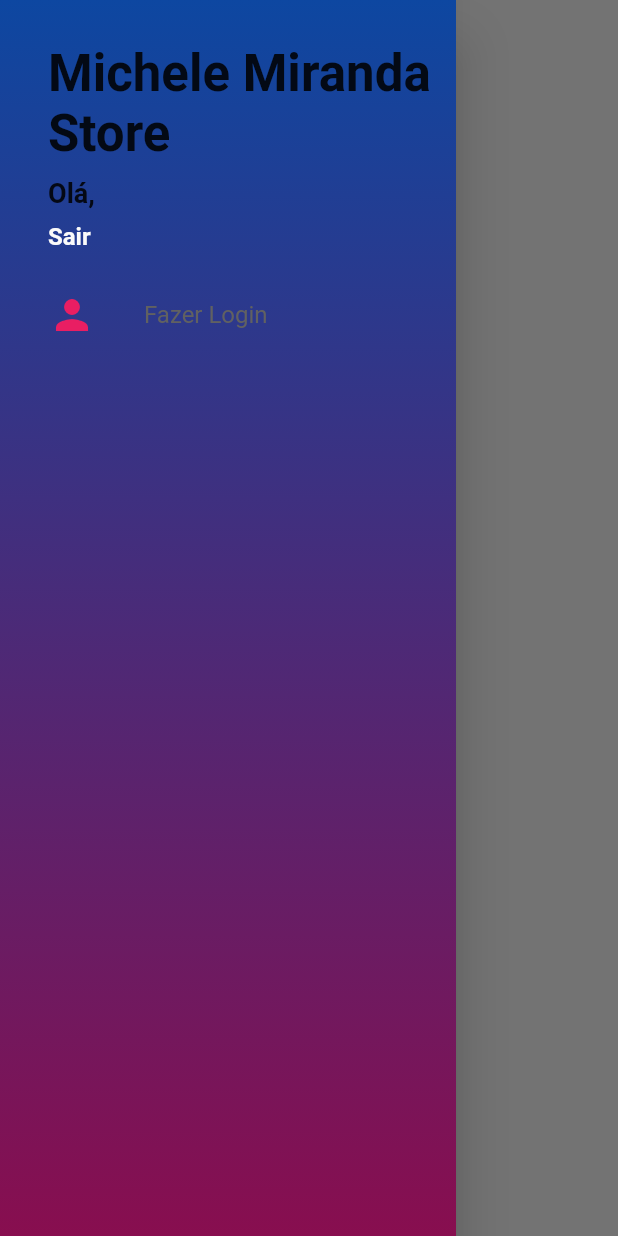
After one commit to Tetano/ajudantetech, a Flutter app: the MenuScreen screen opened directly, in the side drawer, after a tap on "Sair", on a phone screen of 412 x 824 dp. The commit adds this screen. Run offline on Flutter 3.47's test engine with Material 2 defaults, Android fonts, the phone set to English and light mode, and no system bars; our stand-ins replace cloud_firestore, firebase_auth; accounts and stored records are empty; network calls fail.

Commit message:
Erros do Drawer já ajustados.

```diff
--- /dev/null
+++ b/lib/components/drawerComponents/custom_drawer.dart
@@ -0,0 +1,39 @@
+import 'package:ajudantetech/models/user/user_manager.dart';
+import 'package:flutter/material.dart';
+import 'package:provider/provider.dart';
+import 'custom_drawer_header.dart';
+import 'drawertile.dart';
+
+
+class CustomDrawer extends StatelessWidget {
+  @override
+  Widget build(BuildContext context) {
+    return Drawer(
+      child: Stack(
+        children: <Widget>[
+          Container(
+            decoration: BoxDecoration(
+                gradient: LinearGradient(
+                    colors: [Theme.of(context).primaryColor,Theme.of(context).backgroundColor],
+                    begin: Alignment.topCenter,
+                    end: Alignment.bottomCenter
+                )
+            ),
+          ),
+          Consumer<UserManager>(
+              builder: (_,userManager,__){
+            return ListView(
+              children: [
+                CustomDrawerHeader(),
+                !userManager.isLoggedIn ? DrawerTile(page: 2,iconData: Icons.computer, title: "Main Page"):
+                DrawerTile(page: 0, iconData: Icons.person, title: "Fazer Login",),
+              ],
+            );
+            }
+            ),
+
+        ],
+      ),
+    );
+  }
+}
--- /dev/null
+++ b/lib/components/drawerComponents/custom_drawer_header.dart
@@ -0,0 +1,62 @@
+import 'package:ajudantetech/models/user/page_manager.dart';
+import 'package:ajudantetech/models/user/user_manager.dart';
+import 'package:flutter/material.dart';
+import 'package:provider/provider.dart';
+
+
+class CustomDrawerHeader extends StatelessWidget {
+  @override
+  Widget build(BuildContext context) {
+    return Container(
+      padding: const EdgeInsets.fromLTRB(32, 24, 16, 8),
+      height: 180,
+      child: Consumer<UserManager>(
+        builder: (_,userManager, __){
+          return Column(
+            mainAxisAlignment: MainAxisAlignment.spaceAround,
+            crossAxisAlignment: CrossAxisAlignment.start,
+            children: <Widget>[
+              Text('Michele Miranda Store',
+                style: TextStyle(
+                    fontWeight: FontWeight.bold,
+                    fontSize: 34
+                ),
+              ),
+              Text('Olá, ${userManager.user?.name ?? ''}',
+                overflow: TextOverflow.ellipsis, //Limita o nome que será mostrado em tela
+                maxLines: 2,
+                style: TextStyle(
+                  fontSize: 18,
+                  fontWeight: FontWeight.bold,
+                ),
+              ),
+              GestureDetector(
+                onTap: (){
+                  if(userManager.isLoggedIn){
+                    context.read<PageManager>().setPage(0);
+                    userManager.signOut();
+                    //TodoSAIR
+                  }
+                  else {
+                    Navigator.of(context).pushNamed('/login');
+                  }
+
+                },
+                child: Text(
+                  userManager.isLoggedIn
+                      ? 'Sair'
+                      : 'Entre ou Cadastre-se >',
+                  style: TextStyle(
+                    color: Theme.of(context).scaffoldBackgroundColor,
+                    fontSize: 16,
+                    fontWeight: FontWeight.bold,
+                  ),
+                ),
+              )
+            ],
+          );
+        },
+      ),
+    );
+  }
+}
--- /dev/null
+++ b/lib/components/drawerComponents/drawertile.dart
@@ -0,0 +1,43 @@
+import 'package:ajudantetech/models/user/page_manager.dart';
+import 'package:flutter/material.dart';
+import 'package:provider/provider.dart';
+
+class DrawerTile extends StatelessWidget {
+  final IconData iconData;
+  final String title;
+  final int page;
+  const DrawerTile({this.iconData,this.title,this.page});
+
+  @override
+  Widget build(BuildContext context) {
+    final int curPage = context.watch<PageManager>().page; //Pega o índice da página atual
+    final Color primaryColor = Theme.of(context).primaryColor;
+    return InkWell(
+      onTap: (){
+        context.read<PageManager>().setPage(page);
+        debugPrint('${page} foi tocada');
+      },
+      child: SizedBox(
+        height: 60,
+        child: Row(
+          children: [
+            Padding(
+              padding: const EdgeInsets.symmetric(horizontal: 32),
+              child: Icon(
+                iconData,
+                size: 32,
+                color: curPage == page ? Colors.pink : Colors.grey[800],
+              ),
+            ),
+            Text(title,
+              style: TextStyle(
+                fontSize: 16,
+                color: Colors.grey[700],
+              ),
+            ),
+          ],
+        ),
+      ),
+    );
+  }
+}
--- a/lib/main.dart
+++ b/lib/main.dart
@@ -28,6 +28,7 @@ class MyApp extends StatelessWidget {
         create: (_) => Campos(),
         lazy: false,
       ),
+
       ],
       child: MaterialApp(
         title: 'Flutter Demo',
--- a/lib/models/user/page_manager.dart
+++ b/lib/models/user/page_manager.dart
@@ -1,12 +1,13 @@
 import 'package:flutter/cupertino.dart';
 
-class PageManager{
+class PageManager {
   PageManager(this._pageController);
   PageController _pageController;
   int page = 0;
   void setPage(int value){
     if(page == value){
       _pageController.jumpToPage(value);
+
     }
   }
 }
--- a/lib/models/user/user.dart
+++ b/lib/models/user/user.dart
@@ -1,5 +1,4 @@
 import 'package:cloud_firestore/cloud_firestore.dart';
-import 'package:flutter/material.dart';
 
 class User{
   String id;
@@ -7,10 +6,9 @@ class User{
   String password;
   String name;
   String confirmedPassword;
+  bool admin = false;
 
-
-
-  User({this.id,this.email,this.password,this.name});
+  User({this.id,this.email,this.password, this.name});
 
   User.fromDocument(DocumentSnapshot document){
     id = document.documentID;
@@ -20,15 +18,17 @@ class User{
 
   DocumentReference get firestoreRef => Firestore.instance.document('users/$id');
 
+  CollectionReference get cartReference =>
+      firestoreRef.collection('cart');
 
   Future<void> saveData() async{
     await firestoreRef.setData(toMap());
   }
 
-  Map<String, dynamic> toMap() {
+  Map<String, dynamic> toMap(){
     return {
       'name': name,
-      'emil': email,
+      'email': email,
     };
   }
 }
--- a/lib/screens/inicio/hardware_screen.dart
+++ b/lib/screens/inicio/hardware_screen.dart
@@ -1,4 +1,5 @@
 
+import 'package:ajudantetech/components/drawerComponents/custom_drawer.dart';
 import 'package:ajudantetech/components/staggered_item.dart';
 import 'package:flutter/material.dart';
 import 'package:flutter_staggered_grid_view/flutter_staggered_grid_view.dart';
@@ -17,7 +18,7 @@ class HardwareScreen extends StatelessWidget {
     )
     ),
       child: Scaffold(
-
+        drawer: CustomDrawer(),
       backgroundColor: Colors.transparent,
         body: Padding(
           padding: EdgeInsets.symmetric(vertical: 20),
--- a/lib/screens/landing_page.dart
+++ b/lib/screens/landing_page.dart
@@ -40,7 +40,7 @@ class LandingPage extends StatelessWidget {
                  children: [
                    RaisedButton(
                      onPressed: () {
-                      userManager.Showdata();
+                      //userManager.Showdata();
                      },
                      color: Colors.white,
                      child: Text("Click"),
--- a/lib/screens/menu/menu.screen.dart
+++ b/lib/screens/menu/menu.screen.dart
@@ -1,8 +1,12 @@
+import 'package:ajudantetech/components/drawerComponents/custom_drawer.dart';
 import 'package:flutter/material.dart';
 
 class MenuScreen extends StatelessWidget {
   @override
   Widget build(BuildContext context) {
-    return Container();
+  return Scaffold(
+    drawer: CustomDrawer(),
+
+  );
   }
 }
```
Also changed, not shown: lib/helpers/firebase_erros.dart (added, +25 -0 lines), lib/models/user/user_manager.dart (+76 -31 lines), lib/screens/base_screen.dart (+10 -2 lines).
